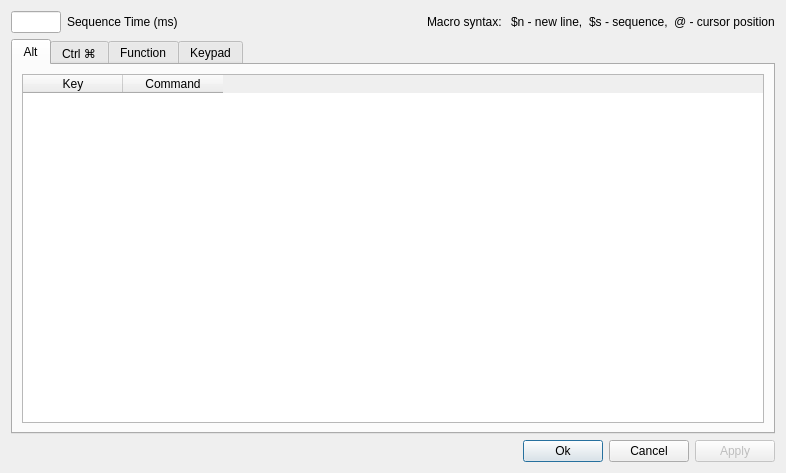
This is gui/macrodialog.ui in matoom/frostbite as Qt 5 draws it before an edit. The edited form follows.
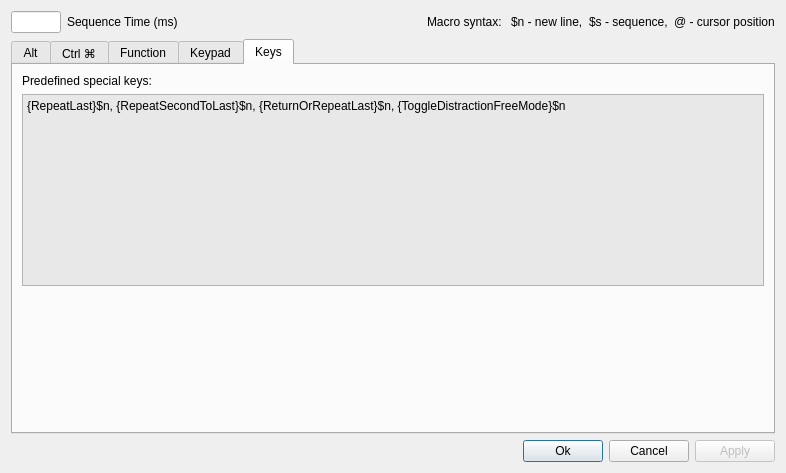
This is the edited form. The open tabs and pages were chosen to show the change. Icons and pictures are not drawn.

Patch:
```diff
--- a/gui/macrodialog.ui
+++ b/gui/macrodialog.ui
@@ -202,6 +202,55 @@
        </item>
       </layout>
      </widget>
+     <widget class="QWidget" name="keys">
+      <attribute name="title">
+       <string>Keys</string>
+      </attribute>
+      <layout class="QVBoxLayout" name="verticalLayout_6">
+       <item>
+        <layout class="QVBoxLayout" name="verticalLayout_5">
+         <item>
+          <widget class="QLabel" name="label_6">
+           <property name="text">
+            <string>Predefined special keys:</string>
+           </property>
+          </widget>
+         </item>
+         <item>
+          <widget class="QTextBrowser" name="textBrowser">
+           <property name="enabled">
+            <bool>true</bool>
+           </property>
+           <property name="styleSheet">
+            <string notr="true">background: #E8E8E8;</string>
+           </property>
+           <property name="html">
+            <string>&lt;!DOCTYPE HTML PUBLIC &quot;-//W3C//DTD HTML 4.0//EN&quot; &quot;http://www.w3.org/TR/REC-html40/strict.dtd&quot;&gt;
+&lt;html&gt;&lt;head&gt;&lt;meta name=&quot;qrichtext&quot; content=&quot;1&quot; /&gt;&lt;meta charset=&quot;utf-8&quot; /&gt;&lt;style type=&quot;text/css&quot;&gt;
+p, li { white-space: pre-wrap; }
+hr { height: 1px; border-width: 0; }
+&lt;/style&gt;&lt;/head&gt;&lt;body style=&quot; font-family:'Segoe UI'; font-size:9pt; font-weight:400; font-style:normal;&quot;&gt;
+&lt;p style=&quot; margin-top:0px; margin-bottom:0px; margin-left:0px; margin-right:0px; -qt-block-indent:0; text-indent:0px;&quot;&gt;{RepeatLast}$n, {RepeatSecondToLast}$n, {ReturnOrRepeatLast}$n, {ToggleDistractionFreeMode}$n&lt;/p&gt;&lt;/body&gt;&lt;/html&gt;</string>
+           </property>
+          </widget>
+         </item>
+         <item>
+          <spacer name="verticalSpacer">
+           <property name="orientation">
+            <enum>Qt::Vertical</enum>
+           </property>
+           <property name="sizeHint" stdset="0">
+            <size>
+             <width>20</width>
+             <height>40</height>
+            </size>
+           </property>
+          </spacer>
+         </item>
+        </layout>
+       </item>
+      </layout>
+     </widget>
     </widget>
    </item>
    <item>
```
